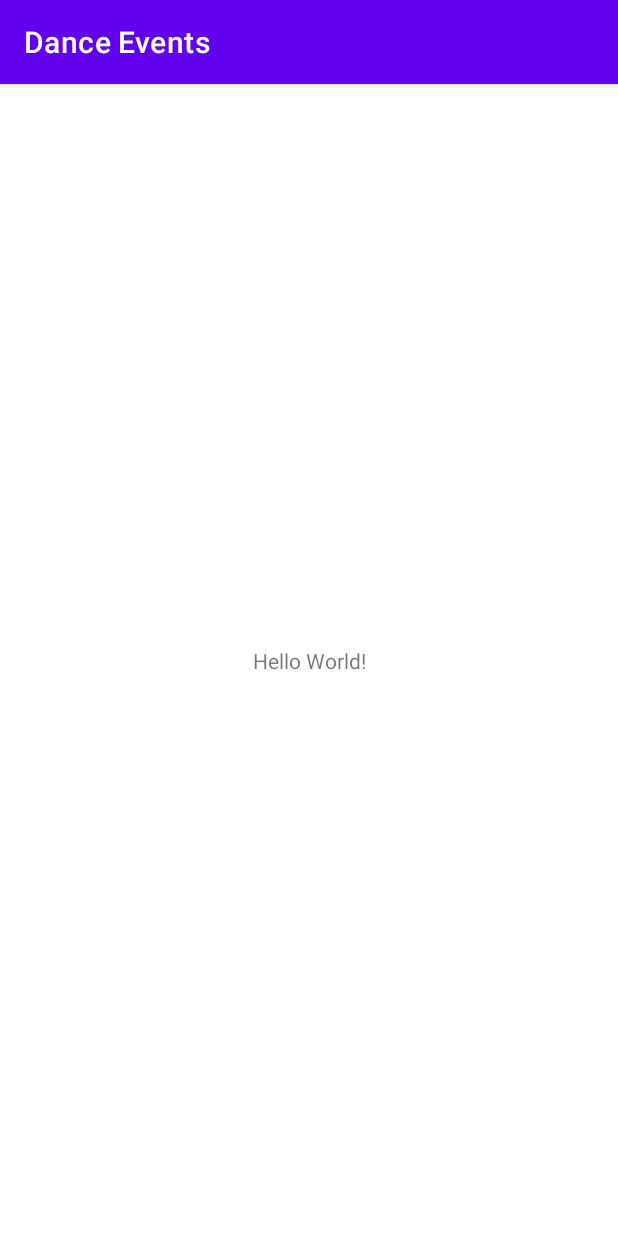
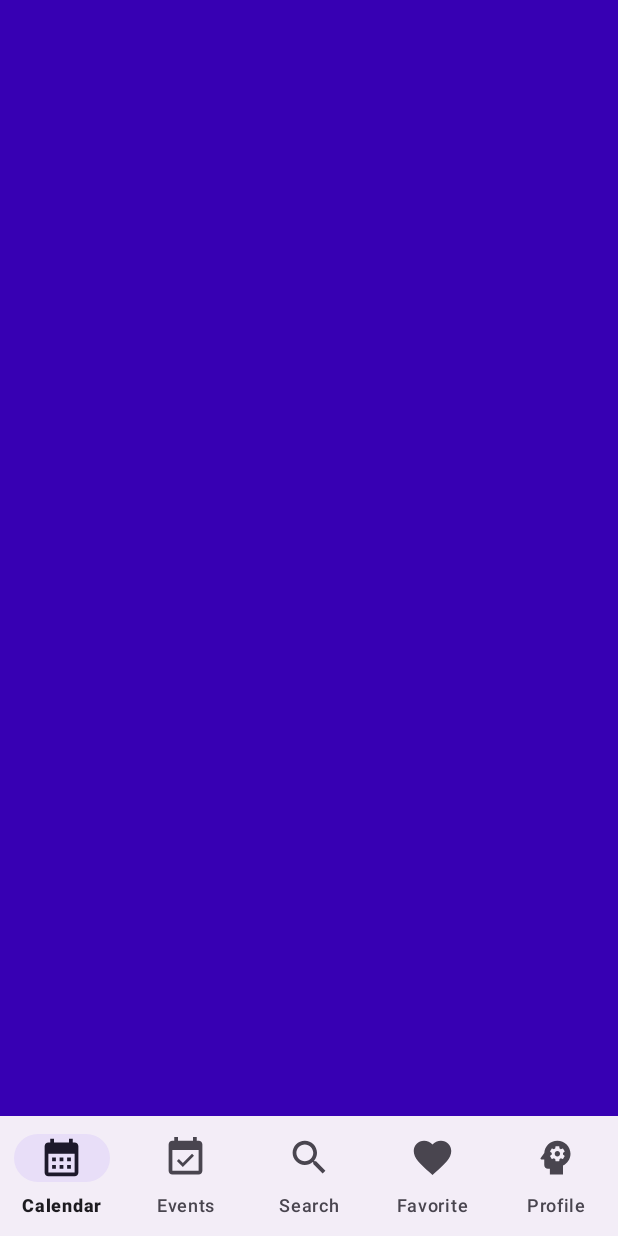
Before and after one commit to NickCherepashkin/dance_events_app, an Android app: the screen it shows after launch (MainActivity), on a phone screen of 412 x 824 dp. Run offline under Robolectric (Android 15) with nearby library versions, the phone set to English and light mode, and no system bars.

Commit message:
add fragment of events

```diff
--- a/app/build.gradle
+++ b/app/build.gradle
@@ -35,10 +35,13 @@ android {
 dependencies {
 
     implementation 'androidx.core:core-ktx:1.7.0'
-    implementation 'androidx.appcompat:appcompat:1.6.0'
+    implementation 'androidx.appcompat:appcompat:1.5.0'
     implementation 'com.google.android.material:material:1.7.0'
     implementation 'androidx.constraintlayout:constraintlayout:2.1.4'
     testImplementation 'junit:junit:4.13.2'
     androidTestImplementation 'androidx.test.ext:junit:1.1.5'
     androidTestImplementation 'androidx.test.espresso:espresso-core:3.5.1'
+
+    implementation 'androidx.navigation:navigation-fragment-ktx:2.5.0'
+    implementation 'androidx.navigation:navigation-ui-ktx:2.5.0'
 }
--- a/app/src/main/AndroidManifest.xml
+++ b/app/src/main/AndroidManifest.xml
@@ -12,6 +12,8 @@
         android:supportsRtl="true"
         android:theme="@style/Theme.DanceEvents"
         tools:targetApi="31">
+<!--        android:theme="@style/Theme.DanceEvents"-->
+
         <activity
             android:name=".MainActivity"
             android:exported="true">
--- /dev/null
+++ b/app/src/main/java/com/drozdova/danceevents/EventsListFragment.kt
@@ -0,0 +1,21 @@
+package com.drozdova.danceevents
+
+import android.os.Bundle
+import androidx.fragment.app.Fragment
+import android.view.LayoutInflater
+import android.view.View
+import android.view.ViewGroup
+
+class EventsListFragment : Fragment() {
+
+    override fun onCreateView(
+        inflater: LayoutInflater, container: ViewGroup?,
+        savedInstanceState: Bundle?
+    ): View? {
+        return inflater.inflate(R.layout.fragment_events_list, container, false)
+    }
+
+    override fun onViewCreated(view: View, savedInstanceState: Bundle?) {
+        super.onViewCreated(view, savedInstanceState)
+    }
+}
--- a/app/src/main/java/com/drozdova/danceevents/MainActivity.kt
+++ b/app/src/main/java/com/drozdova/danceevents/MainActivity.kt
@@ -2,10 +2,15 @@ package com.drozdova.danceevents
 
 import androidx.appcompat.app.AppCompatActivity
 import android.os.Bundle
+import android.view.View
 
 class MainActivity : AppCompatActivity() {
     override fun onCreate(savedInstanceState: Bundle?) {
         super.onCreate(savedInstanceState)
         setContentView(R.layout.activity_main)
+
+        supportFragmentManager.beginTransaction()
+            .add(R.id.fragmentContainerView, EventsListFragment())
+            .commit()
     }
 }
--- /dev/null
+++ b/app/src/main/res/drawable/ic_calendar.xml
@@ -0,0 +1,5 @@
+<vector android:height="24dp" android:tint="#B9B8B8"
+    android:viewportHeight="24" android:viewportWidth="24"
+    android:width="24dp" xmlns:android="http://schemas.android.com/apk/res/android">
+    <path android:fillColor="@android:color/white" android:pathData="M19,4h-1V2h-2v2H8V2H6v2H5C3.89,4 3.01,4.9 3.01,6L3,20c0,1.1 0.89,2 2,2h14c1.1,0 2,-0.9 2,-2V6C21,4.9 20.1,4 19,4zM19,20H5V10h14V20zM9,14H7v-2h2V14zM13,14h-2v-2h2V14zM17,14h-2v-2h2V14zM9,18H7v-2h2V18zM13,18h-2v-2h2V18zM17,18h-2v-2h2V18z"/>
+</vector>
--- /dev/null
+++ b/app/src/main/res/drawable/ic_events.xml
@@ -0,0 +1,5 @@
+<vector android:height="24dp" android:tint="#B9B8B8"
+    android:viewportHeight="24" android:viewportWidth="24"
+    android:width="24dp" xmlns:android="http://schemas.android.com/apk/res/android">
+    <path android:fillColor="@android:color/white" android:pathData="M16.53,11.06L15.47,10l-4.88,4.88 -2.12,-2.12 -1.06,1.06L10.59,17l5.94,-5.94zM19,3h-1L18,1h-2v2L8,3L8,1L6,1v2L5,3c-1.11,0 -1.99,0.9 -1.99,2L3,19c0,1.1 0.89,2 2,2h14c1.1,0 2,-0.9 2,-2L21,5c0,-1.1 -0.9,-2 -2,-2zM19,19L5,19L5,8h14v11z"/>
+</vector>
--- /dev/null
+++ b/app/src/main/res/drawable/ic_favorites.xml
@@ -0,0 +1,5 @@
+<vector android:height="24dp" android:tint="#B9B8B8"
+    android:viewportHeight="24" android:viewportWidth="24"
+    android:width="24dp" xmlns:android="http://schemas.android.com/apk/res/android">
+    <path android:fillColor="@android:color/white" android:pathData="M12,21.35l-1.45,-1.32C5.4,15.36 2,12.28 2,8.5 2,5.42 4.42,3 7.5,3c1.74,0 3.41,0.81 4.5,2.09C13.09,3.81 14.76,3 16.5,3 19.58,3 22,5.42 22,8.5c0,3.78 -3.4,6.86 -8.55,11.54L12,21.35z"/>
+</vector>
--- /dev/null
+++ b/app/src/main/res/drawable/ic_login.xml
@@ -0,0 +1,5 @@
+<vector android:autoMirrored="true" android:height="24dp"
+    android:tint="#B9B8B8" android:viewportHeight="24"
+    android:viewportWidth="24" android:width="24dp" xmlns:android="http://schemas.android.com/apk/res/android">
+    <path android:fillColor="@android:color/white" android:pathData="M11,7L9.6,8.4l2.6,2.6H2v2h10.2l-2.6,2.6L11,17l5,-5L11,7zM20,19h-8v2h8c1.1,0 2,-0.9 2,-2V5c0,-1.1 -0.9,-2 -2,-2h-8v2h8V19z"/>
+</vector>
--- /dev/null
+++ b/app/src/main/res/drawable/ic_logout.xml
@@ -0,0 +1,5 @@
+<vector android:autoMirrored="true" android:height="24dp"
+    android:tint="#B9B8B8" android:viewportHeight="24"
+    android:viewportWidth="24" android:width="24dp" xmlns:android="http://schemas.android.com/apk/res/android">
+    <path android:fillColor="@android:color/white" android:pathData="M17,7l-1.41,1.41L18.17,11H8v2h10.17l-2.58,2.58L17,17l5,-5zM4,5h8V3H4c-1.1,0 -2,0.9 -2,2v14c0,1.1 0.9,2 2,2h8v-2H4V5z"/>
+</vector>
--- /dev/null
+++ b/app/src/main/res/drawable/ic_profile.xml
@@ -0,0 +1,6 @@
+<vector android:height="24dp" android:tint="#716F6F"
+    android:viewportHeight="24" android:viewportWidth="24"
+    android:width="24dp" xmlns:android="http://schemas.android.com/apk/res/android">
+    <path android:fillColor="@android:color/white" android:pathData="M13,8.57c-0.79,0 -1.43,0.64 -1.43,1.43s0.64,1.43 1.43,1.43s1.43,-0.64 1.43,-1.43S13.79,8.57 13,8.57z"/>
+    <path android:fillColor="@android:color/white" android:pathData="M13,3C9.25,3 6.2,5.94 6.02,9.64L4.1,12.2C3.85,12.53 4.09,13 4.5,13H6v3c0,1.1 0.9,2 2,2h1v3h7v-4.68c2.36,-1.12 4,-3.53 4,-6.32C20,6.13 16.87,3 13,3zM16,10c0,0.13 -0.01,0.26 -0.02,0.39l0.83,0.66c0.08,0.06 0.1,0.16 0.05,0.25l-0.8,1.39c-0.05,0.09 -0.16,0.12 -0.24,0.09l-0.99,-0.4c-0.21,0.16 -0.43,0.29 -0.67,0.39L14,13.83c-0.01,0.1 -0.1,0.17 -0.2,0.17h-1.6c-0.1,0 -0.18,-0.07 -0.2,-0.17l-0.15,-1.06c-0.25,-0.1 -0.47,-0.23 -0.68,-0.39l-0.99,0.4c-0.09,0.03 -0.2,0 -0.25,-0.09l-0.8,-1.39c-0.05,-0.08 -0.03,-0.19 0.05,-0.25l0.84,-0.66C10.01,10.26 10,10.13 10,10c0,-0.13 0.02,-0.27 0.04,-0.39L9.19,8.95c-0.08,-0.06 -0.1,-0.16 -0.05,-0.26l0.8,-1.38c0.05,-0.09 0.15,-0.12 0.24,-0.09l1,0.4c0.2,-0.15 0.43,-0.29 0.67,-0.39l0.15,-1.06C12.02,6.07 12.1,6 12.2,6h1.6c0.1,0 0.18,0.07 0.2,0.17l0.15,1.06c0.24,0.1 0.46,0.23 0.67,0.39l1,-0.4c0.09,-0.03 0.2,0 0.24,0.09l0.8,1.38c0.05,0.09 0.03,0.2 -0.05,0.26l-0.85,0.66C15.99,9.73 16,9.86 16,10z"/>
+</vector>
--- /dev/null
+++ b/app/src/main/res/drawable/ic_search.xml
@@ -0,0 +1,5 @@
+<vector android:height="24dp" android:tint="#B82020"
+    android:viewportHeight="24" android:viewportWidth="24"
+    android:width="24dp" xmlns:android="http://schemas.android.com/apk/res/android">
+    <path android:fillColor="@color/purple_500" android:pathData="M15.5,14h-0.79l-0.28,-0.27C15.41,12.59 16,11.11 16,9.5 16,5.91 13.09,3 9.5,3S3,5.91 3,9.5 5.91,16 9.5,16c1.61,0 3.09,-0.59 4.23,-1.57l0.27,0.28v0.79l5,4.99L20.49,19l-4.99,-5zM9.5,14C7.01,14 5,11.99 5,9.5S7.01,5 9.5,5 14,7.01 14,9.5 11.99,14 9.5,14z"/>
+</vector>
--- a/app/src/main/res/layout/activity_main.xml
+++ b/app/src/main/res/layout/activity_main.xml
@@ -1,18 +1,32 @@
 <?xml version="1.0" encoding="utf-8"?>
-<androidx.constraintlayout.widget.ConstraintLayout xmlns:android="http://schemas.android.com/apk/res/android"
+<LinearLayout xmlns:android="http://schemas.android.com/apk/res/android"
     xmlns:app="http://schemas.android.com/apk/res-auto"
     xmlns:tools="http://schemas.android.com/tools"
     android:layout_width="match_parent"
     android:layout_height="match_parent"
+    android:orientation="vertical"
     tools:context=".MainActivity">
 
-    <TextView
-        android:layout_width="wrap_content"
-        android:layout_height="wrap_content"
-        android:text="Hello World!"
+    <androidx.fragment.app.FragmentContainerView
+        android:id="@+id/fragmentContainerView"
+        android:layout_width="match_parent"
+        android:layout_height="0dp"
+        app:layout_constraintBottom_toTopOf="@+id/bottomNavigationView"
+        app:layout_constraintEnd_toEndOf="parent"
+        app:layout_constraintStart_toStartOf="parent"
+        app:layout_constraintTop_toTopOf="parent"
+        android:layout_weight="1"
+        android:background="@color/purple_200"/>
+
+    <com.google.android.material.bottomnavigation.BottomNavigationView
+        android:id="@+id/bottomNavigationView"
+        android:layout_width="match_parent"
+        android:layout_height="80dp"
         app:layout_constraintBottom_toBottomOf="parent"
         app:layout_constraintEnd_toEndOf="parent"
         app:layout_constraintStart_toStartOf="parent"
-        app:layout_constraintTop_toTopOf="parent" />
+        app:itemIconSize="30dp"
+        app:labelVisibilityMode="labeled"
+        app:menu="@menu/navigation_menu" />
 
-</androidx.constraintlayout.widget.ConstraintLayout>
+</LinearLayout>
--- /dev/null
+++ b/app/src/main/res/layout/fragment_events_list.xml
@@ -0,0 +1,18 @@
+<?xml version="1.0" encoding="utf-8"?>
+<LinearLayout xmlns:android="http://schemas.android.com/apk/res/android"
+    xmlns:tools="http://schemas.android.com/tools"
+    android:layout_width="match_parent"
+    android:layout_height="match_parent"
+    xmlns:app="http://schemas.android.com/apk/res-auto"
+    tools:context=".EventsListFragment">
+
+    <androidx.recyclerview.widget.RecyclerView
+        android:id="@+id/rv_events_list"
+        android:layout_width="match_parent"
+        android:layout_height="match_parent"
+        tools:listitem="@layout/item_event"
+        app:layoutManager="androidx.recyclerview.widget.GridLayoutManager"
+        app:spanCount="2"
+        android:background="@color/purple_700"/>
+
+</LinearLayout>
--- /dev/null
+++ b/app/src/main/res/menu/navigation_menu.xml
@@ -0,0 +1,24 @@
+<?xml version="1.0" encoding="utf-8"?>
+<menu
+    xmlns:android="http://schemas.android.com/apk/res/android"
+    xmlns:app="http://schemas.android.com/apk/res-auto">
+    <item
+        android:title="@string/menu_calendar"
+        android:icon="@drawable/ic_calendar"/>
+    <item
+        android:id="@+id/eventsListFragment"
+        android:title="@string/menu_events"
+        android:icon="@drawable/ic_events"/>
+    <item
+        android:title="@string/menu_search"
+        android:icon="@drawable/ic_search"/>
+    <item
+        android:title="@string/menu_favorite"
+        android:icon="@drawable/ic_favorites"
+        app:showAsAction="never"/>
+    <item
+        android:title="@string/menu_profile"
+        android:icon="@drawable/ic_profile"
+        app:showAsAction="never"
+        />
+</menu>
--- a/app/src/main/res/values-night/themes.xml
+++ b/app/src/main/res/values-night/themes.xml
@@ -1,16 +1,13 @@
 <resources xmlns:tools="http://schemas.android.com/tools">
     <!-- Base application theme. -->
-    <style name="Theme.DanceEvents" parent="Theme.MaterialComponents.DayNight.DarkActionBar">
+    <style name="Theme.DanceEvents" parent="Theme.Design.NoActionBar">
         <!-- Primary brand color. -->
-        <item name="colorPrimary">@color/purple_200</item>
-        <item name="colorPrimaryVariant">@color/purple_700</item>
+        <item name="colorPrimary">#FFFFFF</item>
         <item name="colorOnPrimary">@color/black</item>
         <!-- Secondary brand color. -->
-        <item name="colorSecondary">@color/teal_200</item>
-        <item name="colorSecondaryVariant">@color/teal_200</item>
         <item name="colorOnSecondary">@color/black</item>
         <!-- Status bar color. -->
-        <item name="android:statusBarColor">?attr/colorPrimaryVariant</item>
+        <item name="android:statusBarColor">@color/black</item>
         <!-- Customize your theme here. -->
     </style>
 </resources>
--- a/app/src/main/res/values/colors.xml
+++ b/app/src/main/res/values/colors.xml
@@ -7,4 +7,5 @@
     <color name="teal_700">#FF018786</color>
     <color name="black">#FF000000</color>
     <color name="white">#FFFFFFFF</color>
+    <color name="gray">#A1A1A1</color>
 </resources>
--- a/app/src/main/res/values/strings.xml
+++ b/app/src/main/res/values/strings.xml
@@ -1,3 +1,11 @@
 <resources>
     <string name="app_name">Dance Events</string>
+    <string name="menu_calendar">Calendar</string>
+    <string name="menu_events">Events</string>
+    <string name="menu_search">Search</string>
+    <string name="menu_favorite">Favorite</string>
+    <string name="menu_profile">Profile</string>
+    <!-- TODO: Remove or change this placeholder text -->
+    <string name="hello_blank_fragment">Hello blank fragment</string>
+    <string name="dash">-</string>
 </resources>
--- a/app/src/main/res/values/themes.xml
+++ b/app/src/main/res/values/themes.xml
@@ -1,10 +1,10 @@
 <resources xmlns:tools="http://schemas.android.com/tools">
     <!-- Base application theme. -->
-    <style name="Theme.DanceEvents" parent="Theme.MaterialComponents.DayNight.DarkActionBar">
+    <style name="Theme.DanceEvents" parent="Theme.Material3.DayNight.NoActionBar">
         <!-- Primary brand color. -->
-        <item name="colorPrimary">@color/purple_500</item>
+        <item name="colorPrimary">@color/black</item>
         <item name="colorPrimaryVariant">@color/purple_700</item>
-        <item name="colorOnPrimary">@color/white</item>
+
         <!-- Secondary brand color. -->
         <item name="colorSecondary">@color/teal_200</item>
         <item name="colorSecondaryVariant">@color/teal_700</item>
```
Also changed, not shown: app/src/main/res/layout/item_event.xml (added, +79 -0 lines), app/src/main/res/navigation/main_graph.xml (added, +13 -0 lines).
